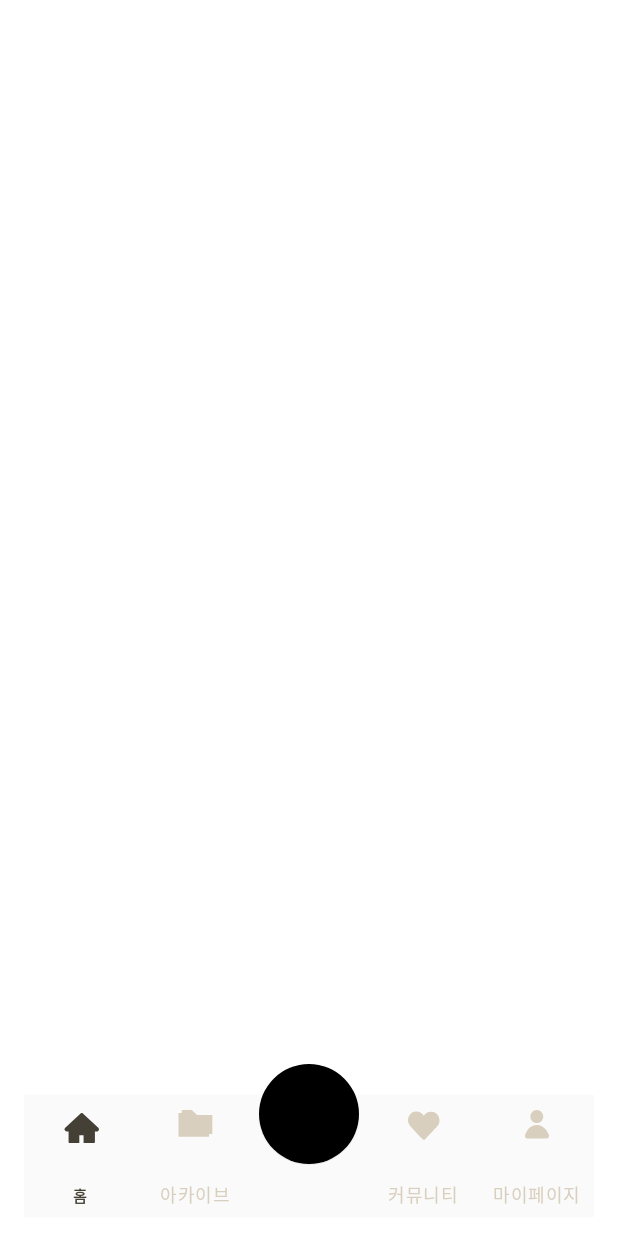
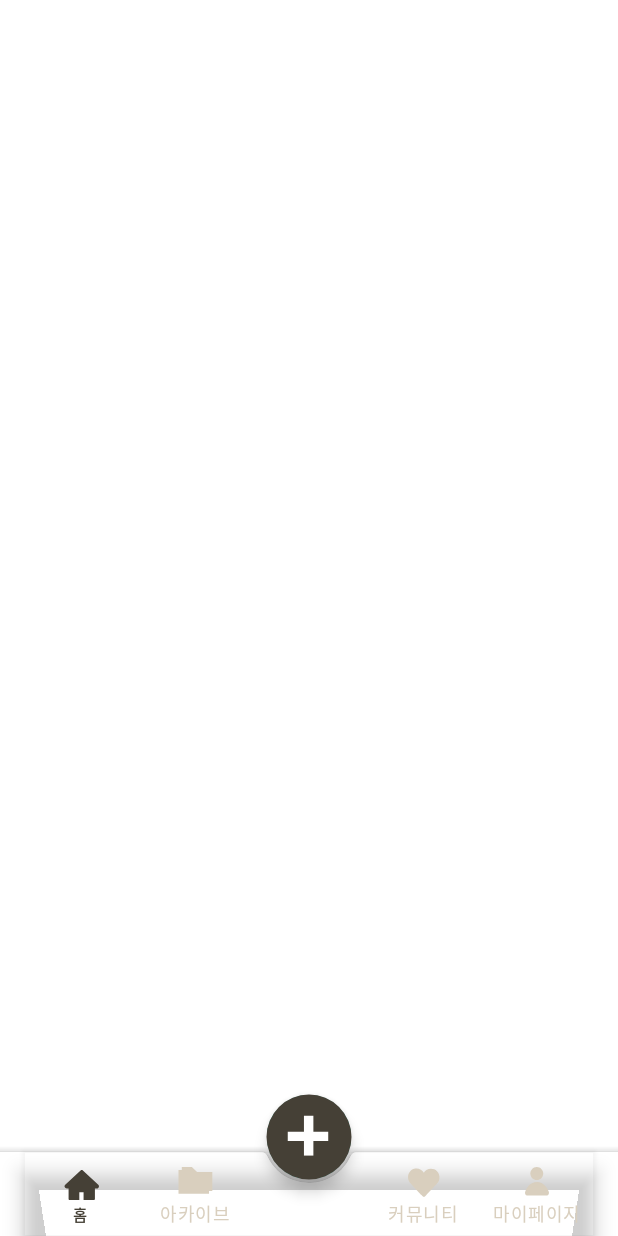
Before and after one commit to HighGo-FOODA/FOODA, an Android app built with Jetpack Compose: the layout activity_main.xml on its own in the app's theme, with its tools: preview values and no code run, on a phone screen of 412 x 824 dp. Run offline under Robolectric (Android 15) with nearby library versions, the phone set to English and light mode, and no system bars.

Commit message:
[fix] floating button 위치 및 icon 오류 수정
tint @null 로 해줘야함

디테일한 디자인에 대한 todo만 남음

```diff
--- a/app/src/main/java/com/example/fooda/MainActivity.kt
+++ b/app/src/main/java/com/example/fooda/MainActivity.kt
@@ -30,7 +30,7 @@ class MainActivity: AppCompatActivity(){
         setContentView(binding.root)
 
 
-//플로팅 버튼을 위한 과정
+//xml 그림자 잡아주는
         binding.bottomNavigationView.background = null
 
 
--- a/app/src/main/res/layout/activity_main.xml
+++ b/app/src/main/res/layout/activity_main.xml
@@ -1,4 +1,5 @@
-<androidx.constraintlayout.widget.ConstraintLayout
+<?xml version="1.0" encoding="utf-8"?>
+<androidx.coordinatorlayout.widget.CoordinatorLayout
     xmlns:android="http://schemas.android.com/apk/res/android"
     xmlns:app="http://schemas.android.com/apk/res-auto"
     xmlns:tools="http://schemas.android.com/tools"
@@ -7,79 +8,51 @@
     tools:context=".MainActivity">
 
     <FrameLayout
-        android:id="@+id/appBarFrameLayout"
+        android:id="@+id/appbarFrameLayout"
         android:layout_width="match_parent"
-        android:layout_height="72dp"
-        app:layout_constraintTop_toTopOf="parent"
-        android:layout_gravity="top"
+        android:layout_height="72dp"/>
 
-        />
-
+<!--FIXME 실제 페이지 어떻게 될지 모름, 확인하고 수정할 것-->
     <FrameLayout
         android:id="@+id/mainFrameLayout"
         android:layout_width="match_parent"
-        android:layout_height="wrap_content"
-        app:layout_constraintBottom_toBottomOf="parent"
-        app:layout_constraintTop_toBottomOf="@id/appBarFrameLayout"
-     />
+        android:layout_height="0dp"/>
 
-    <!--FIXME : 하단바 백그라운드가 FAFAFA 가 맞는가?-->
+<!--FIXME fab관련 수치 뇌피셜-->
+<!--FIXME 네비게이션 바 좌우 padd기ng margin , 간격 수치 안 지킴-->
+    <!--FIXME 백그라운드 컬러 체크하기-->
 
     <com.google.android.material.bottomappbar.BottomAppBar
         android:id="@+id/bottomAppBar"
         android:layout_width="match_parent"
         android:layout_height="wrap_content"
         android:layout_gravity="bottom"
-        app:elevation="0dp"
-
-
-        app:fabCradleMargin="10dp"
-        app:fabCradleRoundedCornerRadius="10dp"
-
-
-        app:layout_constraintBottom_toBottomOf="parent"
-        tools:ignore="BottomAppBar"
-        >
-
+        app:fabCradleMargin="3dp"
+        app:fabCradleRoundedCornerRadius="5dp"
+        app:fabCradleVerticalOffset="10dp">
 
         <com.google.android.material.bottomnavigation.BottomNavigationView
             android:id="@+id/bottomNavigationView"
             android:layout_width="match_parent"
-            android:layout_height="81dp"
-            android:layout_gravity="bottom"
-            android:background="#FAFAFA"
-            app:elevation="0dp"
+            android:layout_height="wrap_content"
+            android:layout_marginEnd="16dp"
+            app:labelVisibilityMode="labeled"
             app:itemIconTint="@drawable/menu_click_color"
             app:itemTextAppearanceActive="@style/Text_H8"
             app:itemTextColor="@drawable/menu_click_color"
-            app:labelVisibilityMode="labeled"
-            app:menu="@menu/menu_item"
-android:layout_marginRight="16dp"
-            />
+            android:background="@android:color/transparent"
+            app:menu="@menu/menu_item" />
 
     </com.google.android.material.bottomappbar.BottomAppBar>
 
     <com.google.android.material.floatingactionbutton.FloatingActionButton
-        android:id="@+id/floating_btn_write"
+        android:id="@+id/fab"
         android:layout_width="wrap_content"
         android:layout_height="wrap_content"
-        android:contentDescription="기록하기 버튼"
+        android:contentDescription="@string/app_name"
         android:src="@drawable/ic_write"
-        android:clickable="true"
-        android:tint="@color/Beige4"
-        android:visibility="visible"
-        app:backgroundTint="@null"
-        app:backgroundTintMode="@null"
-        app:elevation="0dp"
-        app:fabCustomSize="68dp"
-        app:fabSize="normal"
-        app:layout_anchor="@id/bottomAppBar"
-        app:layout_constraintBottom_toTopOf="@id/bottomAppBar"
-        app:layout_constraintEnd_toEndOf="parent"
-        app:layout_constraintStart_toStartOf="parent"
-        app:layout_constraintTop_toTopOf="@id/bottomAppBar"
+        app:tint="@null"
         app:maxImageSize="68dp"
-        app:rippleColor="@color/Beige2"
-        tools:visibility="visible" />
+        app:layout_anchor="@id/bottomAppBar" />
 
-</androidx.constraintlayout.widget.ConstraintLayout>
+</androidx.coordinatorlayout.widget.CoordinatorLayout>
--- a/app/src/main/res/values/themes.xml
+++ b/app/src/main/res/values/themes.xml
@@ -6,10 +6,14 @@
 
 
     <style name="Theme.FOODA" parent="Theme.MaterialComponents.Light">
+        <item name="colorPrimary">@color/Beige2</item>
+        <item name="colorPrimaryVariant">@color/Beige3</item>
+        <item name="colorOnPrimary">@color/DarkBrown</item>
         <item name="windowActionBar">false</item>
         <item name="windowNoTitle">true</item>
 <!--        상태 바 없애기-->
 <!--        <item name="android:windowFullscreen">true</item>-->
+
     </style>
 
 </resources>
```
